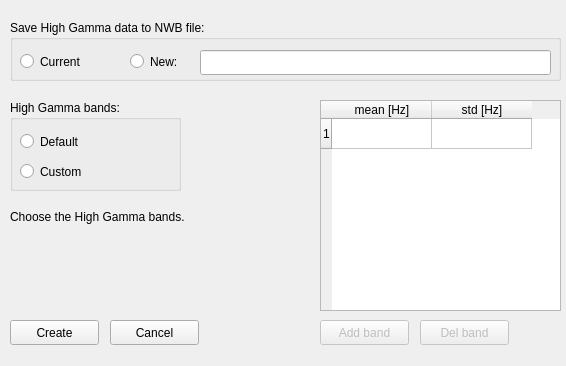
This is ecogvis/ui/high_gamma_gui.ui in catalystneuro/ecogVIS as Qt 5 draws it before an edit. The edited form follows.
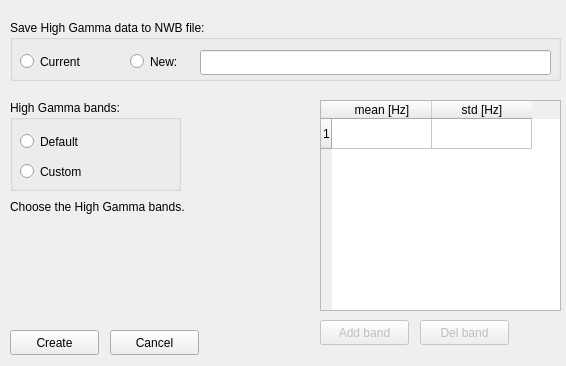
This is the edited form.

What changed in the file:
```diff
--- a/ecogvis/ui/high_gamma_gui.ui
+++ b/ecogvis/ui/high_gamma_gui.ui
@@ -134,9 +134,9 @@
    <property name="geometry">
     <rect>
      <x>10</x>
-     <y>210</y>
+     <y>200</y>
      <width>301</width>
-     <height>101</height>
+     <height>111</height>
     </rect>
    </property>
    <property name="text">
@@ -188,7 +188,7 @@
    <property name="geometry">
     <rect>
      <x>10</x>
-     <y>320</y>
+     <y>330</y>
      <width>89</width>
      <height>25</height>
     </rect>
@@ -201,7 +201,7 @@
    <property name="geometry">
     <rect>
      <x>110</x>
-     <y>320</y>
+     <y>330</y>
      <width>89</width>
      <height>25</height>
     </rect>
```
